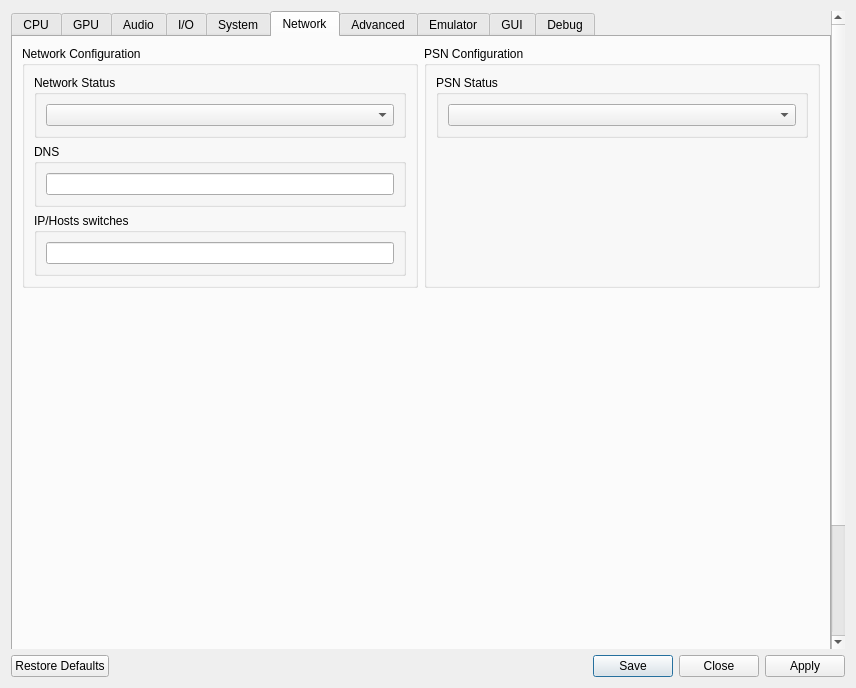
The window that rpcs3/rpcs3qt/settings_dialog.ui (RPCS3/rpcs3) describes before a commit, drawn with Qt 5.
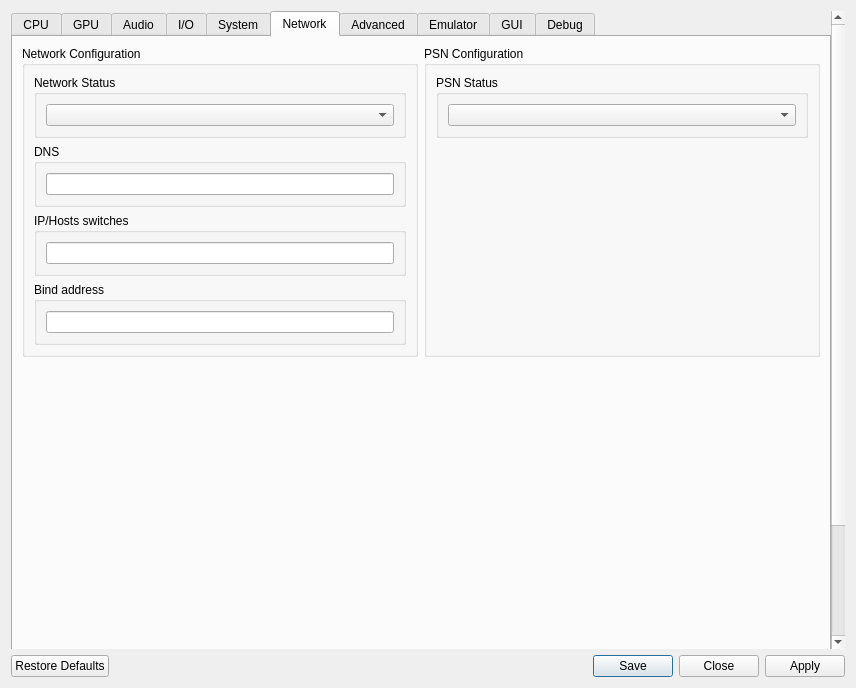
The same window after the commit. The open tabs and pages were chosen to show the change. Icons and pictures are not drawn.

Commit message: Add ability to have sockets bind to a local IP address

```diff
--- a/rpcs3/rpcs3qt/settings_dialog.ui
+++ b/rpcs3/rpcs3qt/settings_dialog.ui
@@ -2081,7 +2081,7 @@
             <property name="title">
              <string>Network Configuration</string>
             </property>
-            <layout class="QVBoxLayout" name="gb_network_status_layout" stretch="0,0,0,0">
+            <layout class="QVBoxLayout" name="gb_network_status_layout" stretch="0,0,0,0,0">
              <item>
               <widget class="QGroupBox" name="gb_netStatusBox">
                <property name="title">
@@ -2132,6 +2132,25 @@
                </layout>
               </widget>
              </item>
+             <item>
+              <widget class="QGroupBox" name="gb_edit_bind">
+               <property name="title">
+                <string>Bind address</string>
+               </property>
+               <layout class="QVBoxLayout" name="gb_edit_bind_layout">
+                <item>
+                 <widget class="QLineEdit" name="edit_bind">
+                  <property name="sizePolicy">
+                   <sizepolicy hsizetype="Preferred" vsizetype="Fixed">
+                    <horstretch>0</horstretch>
+                    <verstretch>0</verstretch>
+                   </sizepolicy>
+                  </property>
+                 </widget>
+                </item>
+               </layout>
+              </widget>
+             </item>
              <item>
               <spacer name="networkTabSpacerLeft">
                <property name="orientation">
```
The commit also changes 7 other files.
